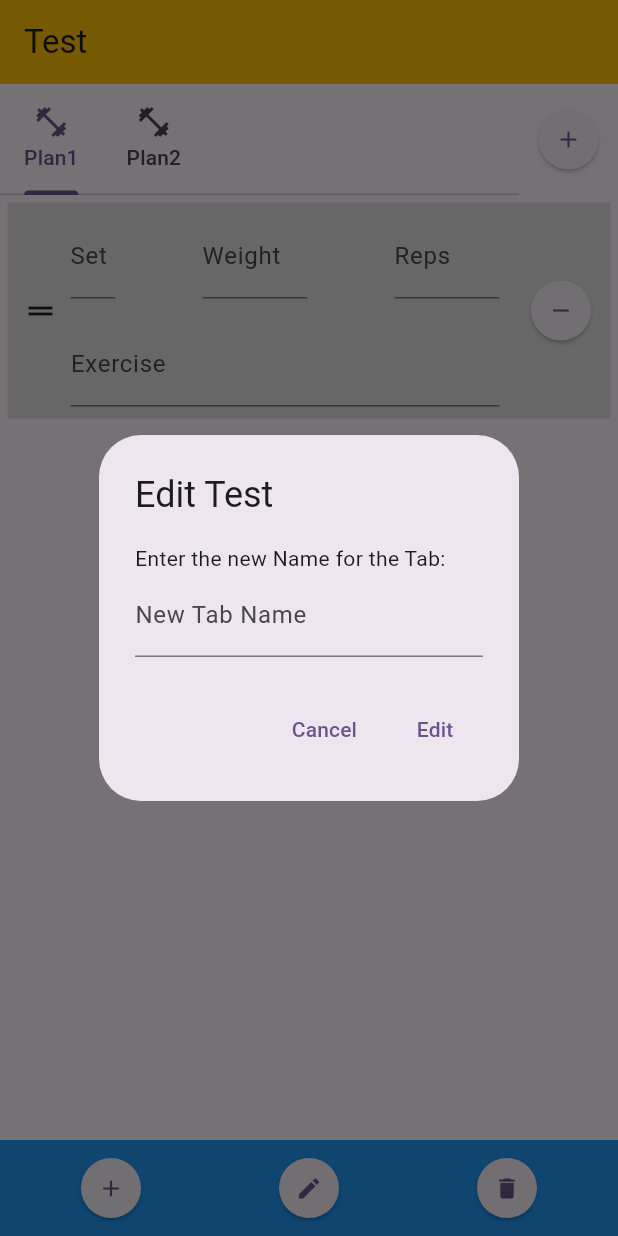
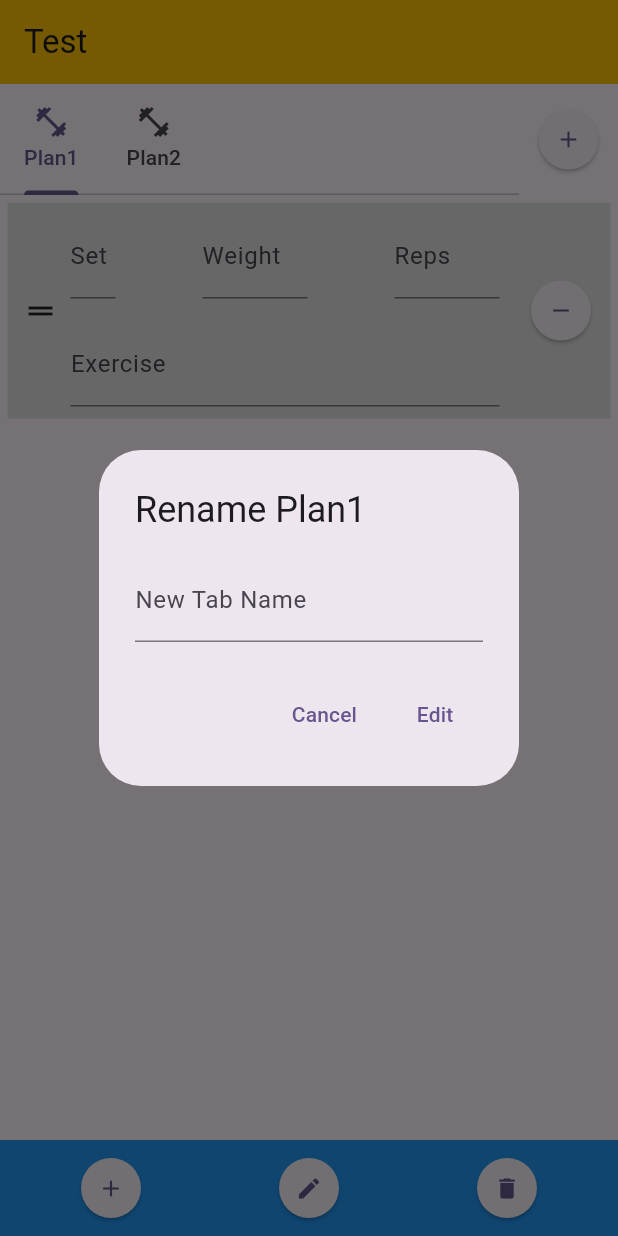
Before and after one commit to Rollemann/WorkoutTemplateApp, a Flutter app: the screen it shows after launch, after a tap on the "add" icon, after a tap on the "edit" icon, on a phone screen of 412 x 824 dp. Run offline on Flutter 3.47's test engine with Material 3 defaults, Android fonts, the phone set to English and light mode, and no system bars; our stand-ins replace shared_preferences.

Commit message:
finished Rename of Tab

```diff
--- a/workouttemplateapp/lib/allDialogs.dart
+++ b/workouttemplateapp/lib/allDialogs.dart
@@ -37,8 +37,8 @@ class AllDialogs {
     );
   }
 
-  static showEditDialog(BuildContext context, String text,
-      Function continueAction, int currentTabId) {
+  static showEditDialog(
+      BuildContext context, String title, Function continueAction) {
     String enteredText = "";
     // set up the buttons
     Widget cancelButton = TextButton(
@@ -52,20 +52,15 @@ class AllDialogs {
       child: const Text("Edit"),
       onPressed: () {
         Navigator.of(context).pop();
-        continueAction(enteredText, currentTabId);
+        continueAction(enteredText);
         enteredText = "";
       },
     );
 
     // set up the AlertDialog
     AlertDialog alert = AlertDialog(
-      title: Text("Edit $text"),
-      content: Column(
-        crossAxisAlignment: CrossAxisAlignment.start,
-        mainAxisSize: MainAxisSize.min,
-        children: [
-          const Text("Enter the new Name for the Tab: "),
-          TextField(
+      title: Text(title),
+      content: TextField(
         decoration: const InputDecoration(
           labelText: 'New Tab Name',
           border: UnderlineInputBorder(),
@@ -73,8 +68,6 @@ class AllDialogs {
         onChanged: (value) {
           enteredText = value;
         },
-          ),
-        ],
       ),
       actions: [
         cancelButton,
--- a/workouttemplateapp/lib/screens/mainScreen.dart
+++ b/workouttemplateapp/lib/screens/mainScreen.dart
@@ -63,7 +63,7 @@ class _MainScreenState extends State<MainScreen> {
       allTemplateDetails.add(TemplateDetails(
         id: i,
         removeTab: () => removeTab(i),
-        renameTab: renameTab,
+        renameTab: (newName) => renameTab(newName, i),
       ));
     }
     return allTemplateDetails;
--- a/workouttemplateapp/lib/screens/mainWidgets/templateSettings.dart
+++ b/workouttemplateapp/lib/screens/mainWidgets/templateSettings.dart
@@ -1,5 +1,6 @@
 import 'package:flutter/material.dart';
 import 'package:workouttemplateapp/allDialogs.dart';
+import 'package:workouttemplateapp/dbHandler.dart';
 
 class TemplateSettings extends StatelessWidget {
   final VoidCallback removeTab;
@@ -31,15 +32,23 @@ class TemplateSettings extends StatelessWidget {
             ElevatedButton(
               onPressed: () => {
                 AllDialogs.showEditDialog(
-                    context, "Test", renameTab, currentTabId)
+                  context,
+                  "Rename ${AllData.allData[currentTabId].name}",
+                  renameTab,
+                )
               },
               style: const ButtonStyle(
                   shape: MaterialStatePropertyAll(CircleBorder())),
               child: const Icon(Icons.edit),
             ),
             ElevatedButton(
-              onPressed: () =>
-                  {AllDialogs.showDeleteDialog(context, "Tab", removeTab)},
+              onPressed: () => {
+                AllDialogs.showDeleteDialog(
+                  context,
+                  "Tab",
+                  removeTab,
+                )
+              },
               style: const ButtonStyle(
                   shape: MaterialStatePropertyAll(CircleBorder())),
               child: const Icon(Icons.delete),
```
Also changed, not shown: workouttemplateapp/lib/main.dart (+0 -48 lines), workouttemplateapp/lib/screens/mainWidgets/templateDetails.dart (+1 -6 lines). Lines whose indentation alone changed are shown as unchanged.
